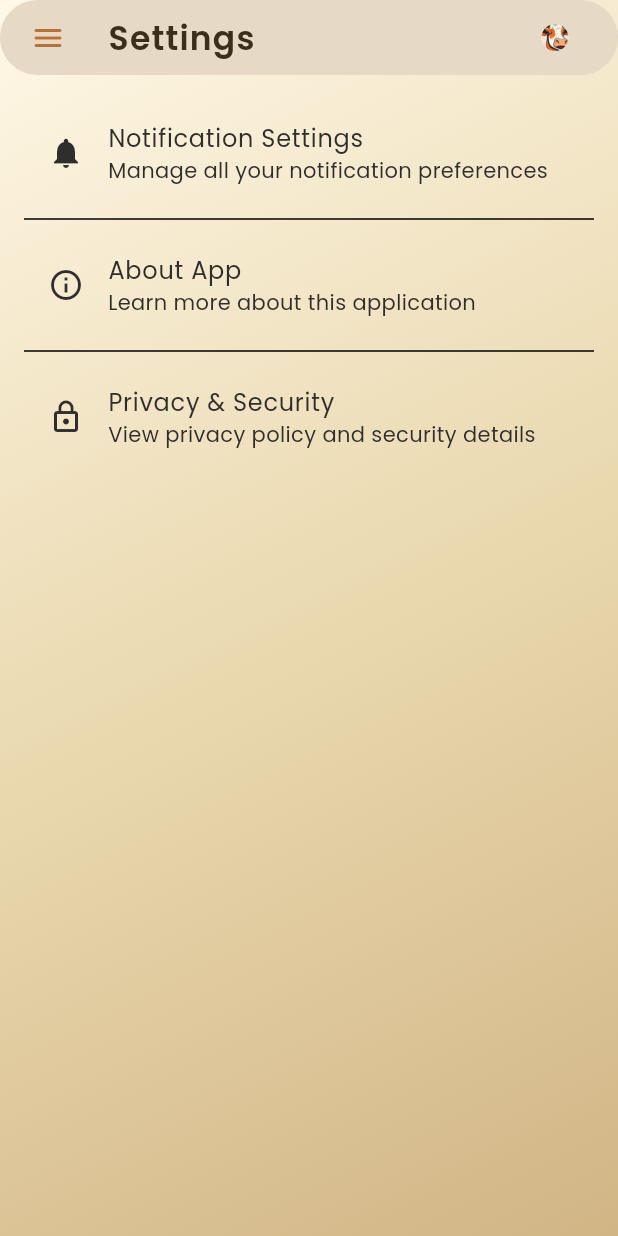
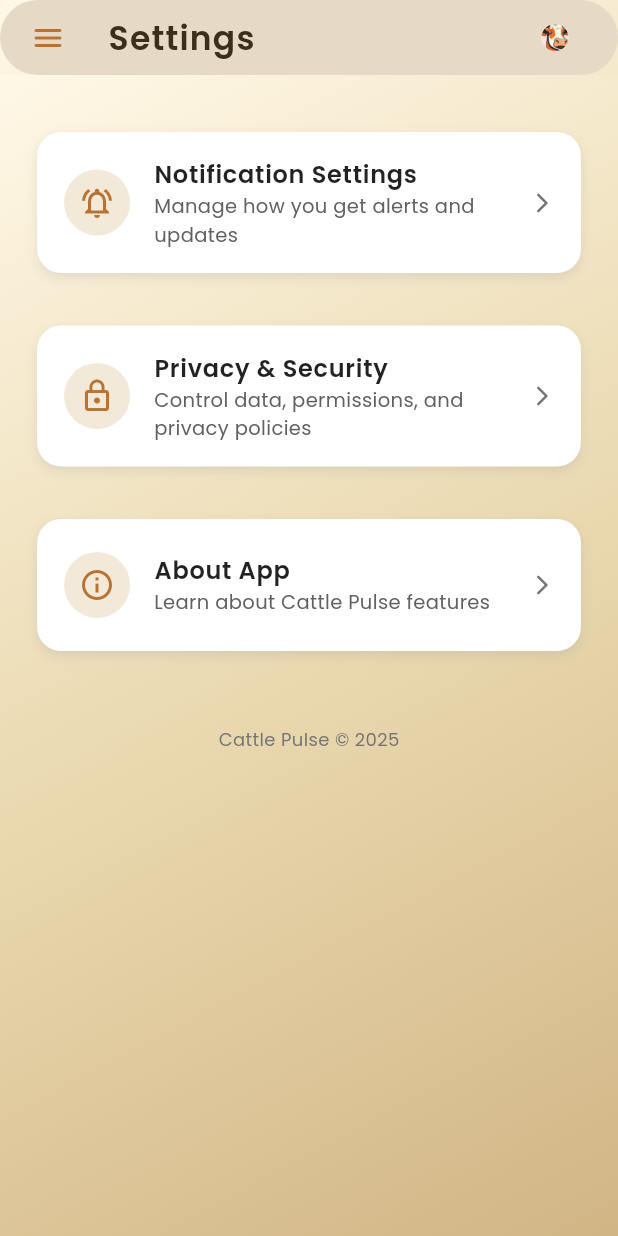
Before and after one commit to officialcattlepulse614-sudo/Cattle_Pulse, a Flutter app: the HomeScreen screen opened directly, after a tap on the "menu" icon, after a tap on "Settings", on a phone screen of 412 x 824 dp. Run offline on Flutter 3.47's test engine with Material 3 defaults, Android fonts, the phone set to English and light mode, and no system bars; our stand-ins replace google_fonts, image_picker, lucide_icons, shared_preferences; accounts and stored records are empty.

Commit message:
UI Upgrade

```diff
--- a/lib/main.dart
+++ b/lib/main.dart
@@ -1,5 +1,6 @@
 import 'package:cattle_pulse/screens/splash/splash_screen.dart';
 import 'package:cattle_pulse/controllers/menu_app_controller.dart';
+import 'package:cattle_pulse/screens/menu_screens/settings_screen/notification_screen.dart';
 import 'package:flutter/material.dart';
 import 'package:google_fonts/google_fonts.dart';
 import 'package:provider/provider.dart';
@@ -21,18 +22,20 @@ class MyApp extends StatelessWidget {
         return MultiProvider(
           providers: [
             ChangeNotifierProvider(create: (_) => MenuAppController()),
+            ChangeNotifierProvider(
+                create: (_) => NotificationSettings()), // 👈 FIXED
           ],
           child: MaterialApp(
             debugShowCheckedModeBanner: false,
             title: 'Cattle Pulse',
             themeMode: currentMode,
 
-            // ☀️ Light Theme — Creamy Gradient & Glossy
+            // ☀️ Light Theme
             theme: ThemeData(
               useMaterial3: true,
               brightness: Brightness.light,
               primaryColor: const Color(0xFFEAD9B0),
-              scaffoldBackgroundColor: Colors.transparent, // For gradient
+              scaffoldBackgroundColor: Colors.transparent,
               cardColor: Colors.white.withOpacity(0.85),
               colorScheme: const ColorScheme.light(
                 primary: Color(0xFFEAD9B0),
@@ -40,20 +43,15 @@ class MyApp extends StatelessWidget {
                 surface: Color(0xFFFFF8E7),
                 onPrimary: Color(0xFF2E2E2E),
                 onSurface: Color(0xFF2E2E2E),
-                error: Color(0xFFD32F2F),
-                errorContainer: Color(0xFFFFCDD2),
-                primaryContainer: Color(0xFFF0EAE0),
-                tertiaryContainer: Color(0xFFE5F6E3),
               ),
               textTheme: GoogleFonts.poppinsTextTheme().apply(
                 bodyColor: const Color(0xFF2E2E2E),
               ),
               iconTheme: const IconThemeData(color: Color(0xFFB68A4E)),
               appBarTheme: const AppBarTheme(
-                backgroundColor: Color(0xFFF5E8C8),
+                backgroundColor: Color(0xFFEAD9B0),
                 foregroundColor: Color(0xFF2E2E2E),
-                elevation: 4,
-                shadowColor: Color(0x33B68A4E),
+                elevation: 3,
               ),
               drawerTheme: const DrawerThemeData(
                 backgroundColor: Color(0xFFFFF8E7),
@@ -76,7 +74,6 @@ class MyApp extends StatelessWidget {
                   ),
                 ),
               ),
-              // FIX: Changed CardTheme back to CardThemeData and REMOVED 'const'
               cardTheme: CardThemeData(
                 elevation: 5,
                 shadowColor: Colors.black12,
@@ -86,7 +83,7 @@ class MyApp extends StatelessWidget {
               ),
             ),
 
-            // 🌑 Dark Theme — Jet Black Glossy
+            // 🌑 Dark Theme
             darkTheme: ThemeData(
               useMaterial3: true,
               brightness: Brightness.dark,
@@ -99,10 +96,6 @@ class MyApp extends StatelessWidget {
                 surface: Color(0xFF000000),
                 onPrimary: Color(0xFFEAE6E1),
                 onSurface: Color(0xFFEAE6E1),
-                error: Color(0xFFEF5350),
-                errorContainer: Color(0xFF450000),
-                primaryContainer: Color(0xFF1A1A1A),
-                tertiaryContainer: Color(0xFF0A200B),
               ),
               textTheme: GoogleFonts.poppinsTextTheme().apply(
                 bodyColor: const Color(0xFFEAE6E1),
@@ -134,7 +127,6 @@ class MyApp extends StatelessWidget {
                   ),
                 ),
               ),
-              // FIX: Changed CardTheme back to CardThemeData and REMOVED 'const'
               cardTheme: CardThemeData(
                 elevation: 4,
                 shadowColor: Colors.white10,
@@ -144,7 +136,7 @@ class MyApp extends StatelessWidget {
               ),
             ),
 
-            // 🪄 Global gradient background wrapper
+            // 🪄 Gradient background wrapper
             builder: (context, child) {
               final isDark = Theme.of(context).brightness == Brightness.dark;
 
@@ -170,7 +162,7 @@ class MyApp extends StatelessWidget {
               );
             },
 
-            // 🚀 Start from Splash Screen
+            // 🚀 Entry point
             home: const SplashScreen(),
           ),
         );
--- a/lib/screens/main/home_screen.dart
+++ b/lib/screens/main/home_screen.dart
@@ -1,9 +1,12 @@
+// lib/screens/main/home_screen.dart
 import 'dart:io';
 import 'package:flutter/material.dart';
+import 'package:flutter/services.dart';
 import 'package:provider/provider.dart';
 import 'package:cattle_pulse/controllers/menu_app_controller.dart';
 import 'package:cattle_pulse/screens/main/components/side_menu.dart';
 import 'package:cattle_pulse/screens/menu_screens/profile_screen/profile_menu.dart';
+import 'package:cattle_pulse/widgets/screen_wrapper.dart';
 
 class HomeScreen extends StatefulWidget {
   final ValueNotifier<ThemeMode> themeNotifier;
@@ -44,9 +47,8 @@ class _HomeScreenState extends State<HomeScreen> {
         final isDark = theme.brightness == Brightness.dark;
 
         return AlertDialog(
-          shape: RoundedRectangleBorder(
-            borderRadius: BorderRadius.circular(16),
-          ),
+          shape:
+              RoundedRectangleBorder(borderRadius: BorderRadius.circular(16)),
           backgroundColor:
               isDark ? const Color(0xFF2C2C2C) : const Color(0xFFF8F8F8),
           title: Row(
@@ -56,35 +58,28 @@ class _HomeScreenState extends State<HomeScreen> {
                       ? const Color(0xFFE29B4B)
                       : const Color(0xFFB87333)),
               const SizedBox(width: 8),
-              Text(
-                'Exit App',
+              Text('Exit App',
                   style: TextStyle(
                       color: isDark ? Colors.white : Colors.black87,
-                  fontWeight: FontWeight.bold,
-                ),
-              ),
+                      fontWeight: FontWeight.bold)),
             ],
           ),
           content: Text(
             'Do you want to exit the app?\n(Logout feature will be added later)',
             style: TextStyle(
-              color: isDark ? Colors.white70 : Colors.black87,
-              height: 1.4,
-            ),
+                color: isDark ? Colors.white70 : Colors.black87, height: 1.4),
           ),
           actionsPadding:
               const EdgeInsets.symmetric(horizontal: 12, vertical: 8),
           actions: [
             TextButton(
               style: TextButton.styleFrom(
-                foregroundColor:
-                    isDark ? const Color(0xFFE29B4B) : const Color(0xFFB87333),
-              ),
+                  foregroundColor: isDark
+                      ? const Color(0xFFE29B4B)
+                      : const Color(0xFFB87333)),
               onPressed: () => Navigator.pop(context, false),
-              child: const Text(
-                'Cancel',
-                style: TextStyle(fontWeight: FontWeight.bold, fontSize: 15),
-              ),
+              child: const Text('Cancel',
+                  style: TextStyle(fontWeight: FontWeight.bold, fontSize: 15)),
             ),
             ElevatedButton(
               style: ElevatedButton.styleFrom(
@@ -92,16 +87,13 @@ class _HomeScreenState extends State<HomeScreen> {
                     isDark ? const Color(0xFFE29B4B) : const Color(0xFFB87333),
                 foregroundColor: Colors.white,
                 shape: RoundedRectangleBorder(
-                  borderRadius: BorderRadius.circular(10),
-                ),
+                    borderRadius: BorderRadius.circular(10)),
                 padding:
                     const EdgeInsets.symmetric(horizontal: 18, vertical: 10),
               ),
               onPressed: () => Navigator.pop(context, true),
-              child: const Text(
-                'Exit',
-                style: TextStyle(fontWeight: FontWeight.bold, fontSize: 15),
-              ),
+              child: const Text('Exit',
+                  style: TextStyle(fontWeight: FontWeight.bold, fontSize: 15)),
             ),
           ],
         );
@@ -124,14 +116,21 @@ class _HomeScreenState extends State<HomeScreen> {
 
         final bool showAppBar = !menuController.isProfileScreen;
 
+        // Make system bars transparent so the global gradient shows under them.
+        SystemChrome.setSystemUIOverlayStyle(SystemUiOverlayStyle(
+          statusBarColor: Colors.transparent,
+          systemNavigationBarColor: Colors.transparent,
+          statusBarIconBrightness: isDark ? Brightness.light : Brightness.dark,
+          systemNavigationBarIconBrightness:
+              isDark ? Brightness.light : Brightness.dark,
+        ));
+
         return WillPopScope(
           onWillPop: () => _onWillPop(menuController),
           child: Scaffold(
             key: menuController.scaffoldKey,
             drawer: SideMenu(themeNotifier: widget.themeNotifier),
             drawerEdgeDragWidth: MediaQuery.of(context).size.width * 0.12,
-
-            // ✅ Fixed: Ternary AppBar
             appBar: showAppBar
                 ? PreferredSize(
                     preferredSize: const Size.fromHeight(50),
@@ -163,12 +162,10 @@ class _HomeScreenState extends State<HomeScreen> {
                         leading: Padding(
                           padding: const EdgeInsets.only(left: 8),
                           child: IconButton(
-                            icon: Icon(
-                              Icons.menu_rounded,
+                            icon: Icon(Icons.menu_rounded,
                                 color: isDark
                                     ? const Color(0xFFE29B4B)
-                                  : const Color(0xFFB87333),
-                            ),
+                                    : const Color(0xFFB87333)),
                             onPressed: menuController.controlMenu,
                             tooltip: 'Menu',
                           ),
@@ -181,16 +178,16 @@ class _HomeScreenState extends State<HomeScreen> {
                                 iconColor: isDark
                                     ? const Color(0xFFE29B4B)
                                     : const Color(0xFFB87333),
-                              themeNotifier: widget.themeNotifier,
-                            ),
+                                themeNotifier: widget.themeNotifier),
                           ),
                         ],
                       ),
                     ),
                   )
                 : null,
-
-            body: SafeArea(
+            backgroundColor: Colors.transparent,
+            body: ScreenWrapper(
+              // Default uses global gradient; no backgroundColor override so gradient remains visible
               child: AnimatedSwitcher(
                 duration: const Duration(milliseconds: 300),
                 switchInCurve: Curves.easeInOut,
@@ -200,9 +197,8 @@ class _HomeScreenState extends State<HomeScreen> {
                     opacity: animation,
                     child: SlideTransition(
                       position: Tween<Offset>(
-                        begin: const Offset(0.02, 0),
-                        end: Offset.zero,
-                      ).animate(animation),
+                              begin: const Offset(0.02, 0), end: Offset.zero)
+                          .animate(animation),
                       child: child,
                     ),
                   );
--- a/lib/screens/menu_screens/settings_screen/settings_screen.dart
+++ b/lib/screens/menu_screens/settings_screen/settings_screen.dart
@@ -1,8 +1,11 @@
+// lib/screens/menu_screens/settings_screen/settings_screen.dart
 import 'package:flutter/material.dart';
+import 'package:flutter/services.dart';
 import 'package:provider/provider.dart';
 import 'package:cattle_pulse/screens/menu_screens/settings_screen/notification_screen.dart';
 import 'package:cattle_pulse/screens/menu_screens/settings_screen/about_app_screen.dart';
 import 'package:cattle_pulse/screens/menu_screens/settings_screen/privacy_security_screen.dart';
+import 'package:cattle_pulse/widgets/screen_wrapper.dart';
 
 class SettingsScreen extends StatelessWidget {
   const SettingsScreen({super.key});
@@ -10,70 +13,181 @@ class SettingsScreen extends StatelessWidget {
   @override
   Widget build(BuildContext context) {
     final theme = Theme.of(context);
+    final bool isDark = theme.brightness == Brightness.dark;
 
+    // Make system bars transparent so the global gradient is visible under them,
+    // but set icon brightness according to theme for readability.
+    SystemChrome.setSystemUIOverlayStyle(SystemUiOverlayStyle(
+      statusBarColor: Colors.transparent,
+      systemNavigationBarColor: Colors.transparent,
+      statusBarIconBrightness: isDark ? Brightness.light : Brightness.dark,
+      systemNavigationBarIconBrightness:
+          isDark ? Brightness.light : Brightness.dark,
+    ));
+
+    // Use ChangeNotifierProvider for the notification settings
+    return ChangeNotifierProvider(
+      create: (_) => NotificationSettings(),
+      child: Builder(builder: (context) {
         return Scaffold(
-      body: Consumer<NotificationSettings>(
+          // Let ScreenWrapper paint the gradient behind the whole screen.
+          backgroundColor: Colors.transparent,
+          body: ScreenWrapper(
+            // Default: show global gradient. If you prefer a solid color for Settings,
+            // pass backgroundColor: isDark ? Color(...) : Color(...)
+            child: Consumer<NotificationSettings>(
               builder: (context, ns, _) {
                 if (!ns.initialized) {
                   return const Center(child: CircularProgressIndicator());
                 }
 
-          return ListView(
-            padding: const EdgeInsets.all(16),
+                return SingleChildScrollView(
+                  padding:
+                      const EdgeInsets.symmetric(horizontal: 16, vertical: 18),
+                  child: Column(
+                    crossAxisAlignment: CrossAxisAlignment.center,
                     children: [
-              // ── Notifications ──
-              ListTile(
-                leading: const Icon(Icons.notifications),
-                title: const Text('Notification Settings'),
-                subtitle:
-                    const Text('Manage all your notification preferences'),
+                      const SizedBox(height: 20),
+
+                      // Notification Settings
+                      _buildCenteredCardTile(
+                        context,
+                        icon: Icons.notifications_active_outlined,
+                        title: "Notification Settings",
+                        subtitle: "Manage how you get alerts and updates",
                         onTap: () {
                           Navigator.push(
                             context,
                             MaterialPageRoute(
-                      builder: (_) => const NotificationScreen(),
+                                builder: (_) => const NotificationScreen()),
+                          );
+                        },
+                        isDark: isDark,
+                      ),
+
+                      const SizedBox(height: 25),
+
+                      // Privacy & Security
+                      _buildCenteredCardTile(
+                        context,
+                        icon: Icons.lock_outline,
+                        title: "Privacy & Security",
+                        subtitle:
+                            "Control data, permissions, and privacy policies",
+                        onTap: () {
+                          Navigator.push(
+                            context,
+                            MaterialPageRoute(
+                                builder: (_) => const PrivacySecurityScreen()),
+                          );
+                        },
+                        isDark: isDark,
+                      ),
+
+                      const SizedBox(height: 25),
+
+                      // About App
+                      _buildCenteredCardTile(
+                        context,
+                        icon: Icons.info_outline,
+                        title: "About App",
+                        subtitle: "Learn about Cattle Pulse features",
+                        onTap: () {
+                          Navigator.push(
+                            context,
+                            MaterialPageRoute(
+                                builder: (_) => const AboutAppScreen()),
+                          );
+                        },
+                        isDark: isDark,
+                      ),
+
+                      const SizedBox(height: 40),
+                      _buildFooterNote(isDark),
+                    ],
                   ),
                 );
               },
             ),
-              const Divider(),
-
-              // ── About App ──
-              ListTile(
-                leading: const Icon(Icons.info_outline),
-                title: const Text('About App'),
-                subtitle: const Text('Learn more about this application'),
-                onTap: () {
-                  Navigator.push(
-                    context,
-                    MaterialPageRoute(
-                      builder: (_) => const AboutAppScreen(),
           ),
         );
-                },
+      }),
+    );
+  }
+
+  Widget _buildCenteredCardTile(
+    BuildContext context, {
+    required IconData icon,
+    required String title,
+    required String subtitle,
+    required VoidCallback onTap,
+    required bool isDark,
+  }) {
+    return Align(
+      alignment: Alignment.center,
+      child: Container(
+        width: MediaQuery.of(context).size.width * 0.88,
+        decoration: BoxDecoration(
+          color: isDark ? const Color(0xFF1E1E1E) : Colors.white,
+          borderRadius: BorderRadius.circular(16),
+          boxShadow: [
+            BoxShadow(
+              color: isDark ? Colors.black45 : Colors.grey.withOpacity(0.25),
+              blurRadius: 6,
+              offset: const Offset(0, 3),
             ),
-              const Divider(),
-
-              // ── Privacy & Security ──
-              ListTile(
-                leading: const Icon(Icons.lock_outline),
-                title: const Text('Privacy & Security'),
-                subtitle:
-                    const Text('View privacy policy and security details'),
-                onTap: () {
-                  Navigator.push(
-                    context,
-                    MaterialPageRoute(
-                      builder: (_) => const PrivacySecurityScreen(),
+          ],
+        ),
+        margin: const EdgeInsets.only(bottom: 10),
+        child: ListTile(
+          contentPadding:
+              const EdgeInsets.symmetric(horizontal: 18, vertical: 8),
+          leading: Container(
+            padding: const EdgeInsets.all(10),
+            decoration: BoxDecoration(
+              color: isDark
+                  ? const Color(0xFF2C2C2C)
+                  : const Color(0xFFEADAC0).withOpacity(0.6),
+              shape: BoxShape.circle,
+            ),
+            child: Icon(icon,
+                color:
+                    isDark ? const Color(0xFFE29B4B) : const Color(0xFFB87333)),
+          ),
+          title: Text(
+            title,
+            style: TextStyle(
+              fontFamily: 'Poppins',
+              fontWeight: FontWeight.w600,
+              color: isDark ? Colors.white : Colors.black87,
+              fontSize: 16,
+            ),
+          ),
+          subtitle: Text(
+            subtitle,
+            style: TextStyle(
+              fontFamily: 'Poppins',
+              fontSize: 13,
+              color: isDark ? Colors.white60 : Colors.grey[700],
+            ),
+          ),
+          trailing: Icon(Icons.arrow_forward_ios_rounded,
+              size: 16, color: isDark ? Colors.white54 : Colors.grey[600]),
+          onTap: onTap,
+        ),
       ),
     );
-                },
+  }
+
+  Widget _buildFooterNote(bool isDark) {
+    return Center(
+      child: Text(
+        "Cattle Pulse © 2025",
+        style: TextStyle(
+          fontFamily: 'Poppins',
+          fontSize: 12,
+          color: isDark ? Colors.white38 : Colors.grey[600],
         ),
-
-              const SizedBox(height: 30),
-            ],
-          );
-        },
       ),
     );
   }
--- /dev/null
+++ b/lib/widgets/screen_wrapper.dart
@@ -0,0 +1,63 @@
+import 'package:flutter/material.dart';
+
+/// ScreenWrapper paints the app-wide gradient (matching main.dart).
+/// If [backgroundColor] is provided, it will draw that solid color on top
+/// of the gradient (useful for a solid look). By default it shows the
+/// global gradient so every screen matches.
+class ScreenWrapper extends StatelessWidget {
+  final Widget child;
+  final Color? backgroundColor; // optional override for a solid look
+  final EdgeInsetsGeometry padding;
+
+  const ScreenWrapper({
+    Key? key,
+    required this.child,
+    this.backgroundColor,
+    this.padding = EdgeInsets.zero,
+  }) : super(key: key);
+
+  LinearGradient _globalGradient(bool isDark) {
+    return LinearGradient(
+      begin: Alignment.topLeft,
+      end: Alignment.bottomRight,
+      colors: isDark
+          ? const [
+              Color(0xFF000000),
+              Color(0xFF111111),
+              Color(0xFF0A0A0A),
+            ]
+          : const [
+              Color(0xFFFFF8E7),
+              Color(0xFFEAD9B0),
+              Color(0xFFD1B585),
+            ],
+    );
+  }
+
+  @override
+  Widget build(BuildContext context) {
+    final theme = Theme.of(context);
+    final isDark = theme.brightness == Brightness.dark;
+
+    return Container(
+      // Paint the app-wide gradient as the base
+      decoration: BoxDecoration(
+        gradient: _globalGradient(isDark),
+      ),
+      width: double.infinity,
+      height: double.infinity,
+      // If caller wants a solid color (override), paint it on top
+      child: Container(
+        color: backgroundColor ?? Colors.transparent,
+        width: double.infinity,
+        height: double.infinity,
+        child: SafeArea(
+          child: Padding(
+            padding: padding,
+            child: child,
+          ),
+        ),
+      ),
+    );
+  }
+}
```
Lines whose indentation alone changed are shown as unchanged.
